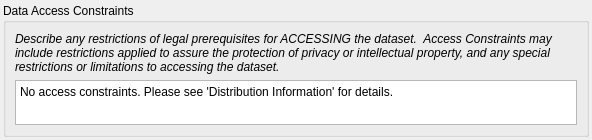
This is pymdwizard/gui/ui_files/accconst.ui in DOI-USGS/fort-pymdwizard as Qt 5 draws it before an edit. The edited form follows.
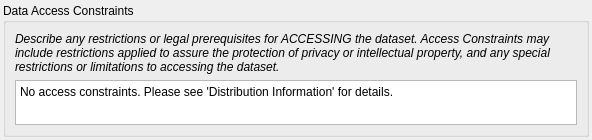
This is the edited form. Custom widgets are drawn as their Qt base class.

Patch:
```diff
--- a/pymdwizard/gui/ui_files/accconst.ui
+++ b/pymdwizard/gui/ui_files/accconst.ui
@@ -79,7 +79,7 @@
          <string notr="true">font: italic;</string>
         </property>
         <property name="text">
-         <string>Describe any restrictions of legal prerequisites for ACCESSING the dataset.  Access Constraints may include restrictions applied to assure the protection of privacy or intellectual property, and any special restrictions or limitations to accessing the dataset.</string>
+         <string>Describe any restrictions or legal prerequisites for ACCESSING the dataset. Access Constraints may include restrictions applied to assure the protection of privacy or intellectual property, and any special restrictions or limitations to accessing the dataset.</string>
         </property>
         <property name="wordWrap">
          <bool>true</bool>
```
